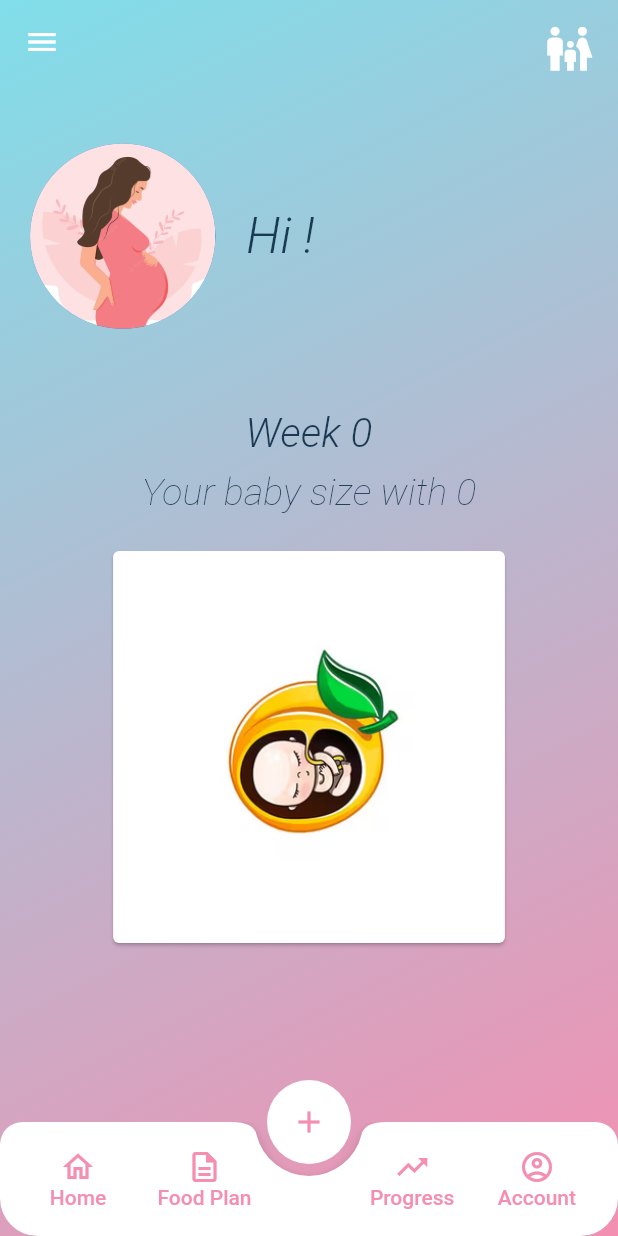
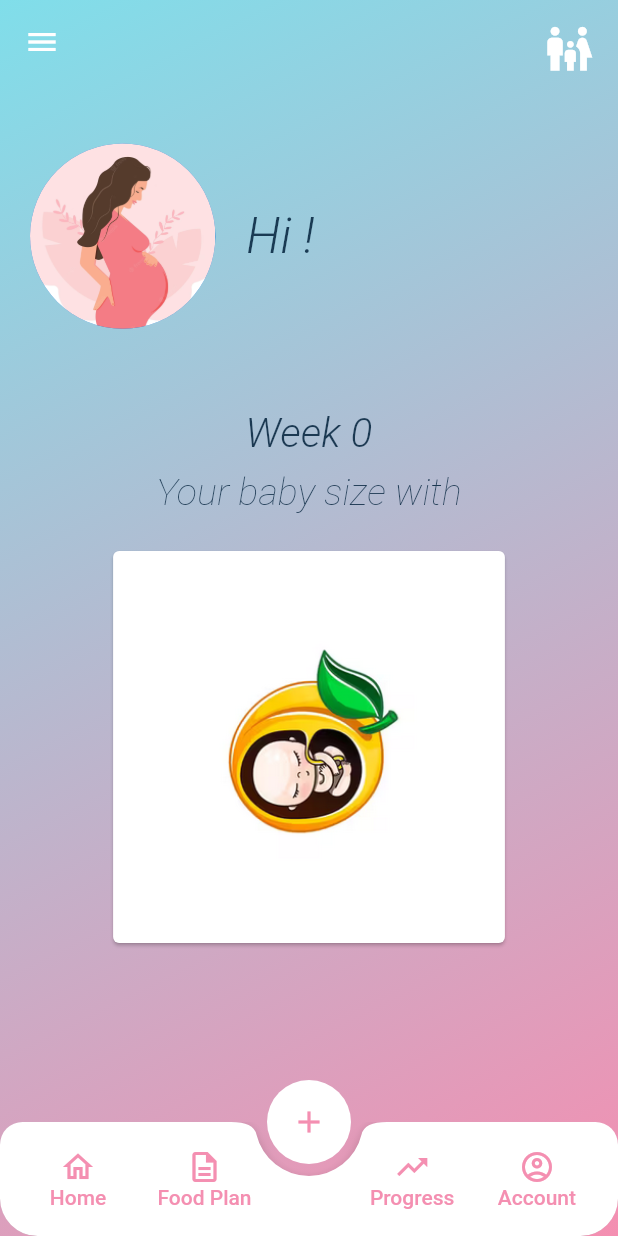
Before and after one commit to giutommasi/wearable-app, a Flutter app: the HomePage screen opened directly, on a phone screen of 412 x 824 dp. Run offline on Flutter 3.47's test engine with Material 2 defaults, Android fonts, the phone set to English and light mode, and no system bars; our stand-ins replace floor, flutter_dotenv, font_awesome_flutter, jwt_decoder, shared_preferences, sqflite; missing offline and left inert: crypt, window_size; accounts and stored records are empty; generated files the repository leaves out were written again.

Commit message:
message home

```diff
--- a/lib/Pages/home_page.dart
+++ b/lib/Pages/home_page.dart
@@ -110,8 +110,7 @@ class _HomePageState extends State<HomePage> {
                       ),
                       SizedBox(
                         height: H.toDouble() * 0.06,
-                        child: Text(
-                            'Your baby size with ${profile.pregnantWeek}',
+                        child: Text('Your baby size with',
                             style: const TextStyle(
                                 fontSize: 25,
                                 fontWeight: FontWeight.w200,
```
